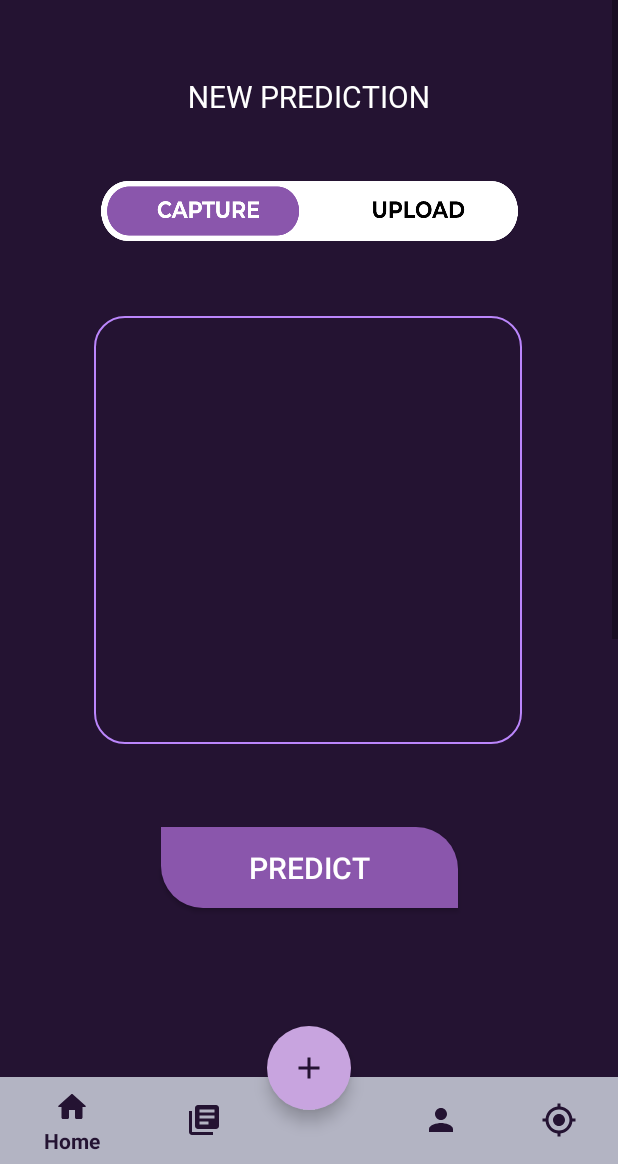
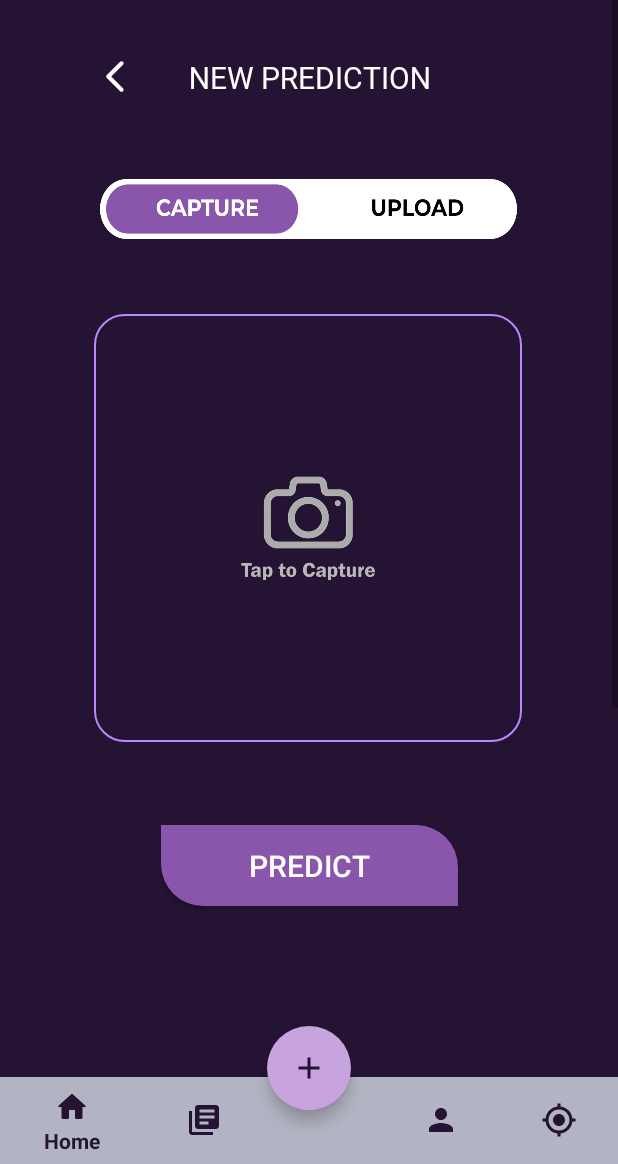
Before and after one commit to HanifAmeen/SE-44-Dermorax, an Android app: the HomePage screen opened directly, with no data from a screen before it, after a tap on "TODO", on a phone screen of 412 x 824 dp, the part 72-1236 px from its top. Run offline under Robolectric (Android 15) with nearby library versions, the phone set to English and light mode, and no system bars; libraries missing offline, so code that uses them is left out: com.theartofdev.edmodo.

Commit message:
Added the user permissions for camera functionality

```diff
--- a/SDGP APP/app/src/main/java/com/example/mobileapp/FragmentNewPrediction.kt
+++ b/SDGP APP/app/src/main/java/com/example/mobileapp/FragmentNewPrediction.kt
@@ -1,8 +1,10 @@
 package com.example.mobileapp
 
+import android.Manifest.permission.CAMERA
 import android.app.Application
 import android.content.Context
 import android.content.Intent
+import android.content.pm.PackageManager
 import android.graphics.Bitmap
 import android.graphics.Camera
 import android.net.Uri
@@ -19,11 +21,12 @@ import androidx.activity.result.ActivityResultLauncher
 import androidx.activity.result.contract.ActivityResultContract
 import androidx.appcompat.app.AppCompatActivity
 import androidx.core.content.ContextCompat
+import androidx.core.view.setPadding
 import androidx.fragment.app.Fragment
 import com.theartofdev.edmodo.cropper.CropImage
 import java.util.jar.Manifest
 
-class FragmentNewPrediction : Fragment() {
+class FragmentNewPrediction : Fragment()  {
 
     private val cropActivityContract = object : ActivityResultContract<Any?, Uri?>(){
         override fun createIntent(context: Context, input: Any?): Intent {
@@ -42,6 +45,9 @@ class FragmentNewPrediction : Fragment() {
     private lateinit var cameraView: FrameLayout
     private lateinit var captureUploadBtn: ToggleButton
     private val cameraRequestId = 1222
+    private lateinit var backBtn: Button
+    private lateinit var predictBtn: Button
+    private var homeFragment = FragmentHome()
 
 
     override fun onCreateView(
@@ -56,6 +62,8 @@ class FragmentNewPrediction : Fragment() {
         captureUploadBtn= view.findViewById(R.id.id_uploadCaptureBtn)
         imageView= view.findViewById(R.id.id_imageView)
         cameraView= view.findViewById(R.id.id_imageView_frame)
+        backBtn= view.findViewById(R.id.id_back_btn)
+        predictBtn= view.findViewById(R.id.id_predict_btn)
 
         cropActivityResultLauncher = registerForActivityResult(cropActivityContract){
             it?.let { uri ->
@@ -65,18 +73,23 @@ class FragmentNewPrediction : Fragment() {
         }
 
         imageView.isClickable=true
+
         imageView.setOnClickListener {
             val cameraInt = Intent(MediaStore.ACTION_IMAGE_CAPTURE)
             startActivityForResult(cameraInt,cameraRequestId)
         }
 
+
+
         captureUploadBtn.setOnCheckedChangeListener{ _, isChecked ->
 
             if (isChecked){
                 imageView.isClickable=false
+                imageView.setImageDrawable(null)
                 cropActivityResultLauncher.launch(null)
             }else{
 
+                imageView.setImageResource(R.drawable.camera_bk2)
                 imageView.isClickable=true
                 imageView.setOnClickListener {
                     val cameraInt = Intent(MediaStore.ACTION_IMAGE_CAPTURE)
@@ -84,6 +97,16 @@ class FragmentNewPrediction : Fragment() {
                 }
 
             }
+        }
+
+        backBtn.setOnClickListener {
+            val transaction = requireFragmentManager().beginTransaction()
+            transaction.replace(R.id.fragment_container,homeFragment)
+            transaction.commit()
+        }
+
+        predictBtn.setOnClickListener {
+
         }
 
 
@@ -99,12 +122,14 @@ class FragmentNewPrediction : Fragment() {
         if (requestCode==cameraRequestId){
             val image:Bitmap=data?.extras?.get("data") as Bitmap
             imageView.setImageBitmap(image)
+
         }
-
 
     }
 
 
 
 
+
+
 }
--- a/SDGP APP/app/src/main/java/com/example/mobileapp/HomePage.kt
+++ b/SDGP APP/app/src/main/java/com/example/mobileapp/HomePage.kt
@@ -1,12 +1,18 @@
 package com.example.mobileapp
 
+import android.content.pm.PackageManager
 import androidx.appcompat.app.AppCompatActivity
 import android.os.Bundle
+import android.widget.FrameLayout
+import android.widget.Toast
+import androidx.core.app.ActivityCompat
+import androidx.core.content.ContextCompat
 import androidx.fragment.app.Fragment
 import com.google.android.material.bottomnavigation.BottomNavigationView
 import com.google.android.material.floatingactionbutton.FloatingActionButton
+import java.util.jar.Manifest
 
-class HomePage : AppCompatActivity() {
+open class HomePage : AppCompatActivity() {
 
     private val fragmentHome = FragmentHome()
     private val fragmentNewPrediction = FragmentNewPrediction()
@@ -14,24 +20,27 @@ class HomePage : AppCompatActivity() {
     private val fragmentNews = FragmentNews()
     private val fragmentMoleMap = FragmentMoleMap()
     private val fragmentChatBot = FragmentChatBot()
-
+    private var cameraAccessPermission = false
 
 
     override fun onCreate(savedInstanceState: Bundle?) {
         super.onCreate(savedInstanceState)
         setContentView(R.layout.home_page)
 
+
         val navBar : BottomNavigationView  = findViewById(R.id.bottom_nav_view)
         val floatAddButton : FloatingActionButton = findViewById(R.id.floating_add_button)
 
+        //initially home fragment is loaded to the fragment container
         replaceFragment(fragmentHome)
 
-
+        //float button for new predictions
+        //mandatory to allow camera permission inorder to launch the new prediction activity
         floatAddButton.setOnClickListener{
-            replaceFragment(fragmentNewPrediction)
+            getCameraPermissionLoadFragment()
         }
 
-
+        //navigation bar listener - replace with specific fragments
         navBar.setOnNavigationItemSelectedListener {
             when(it.itemId){
                 R.id.nav_news_feed -> replaceFragment(fragmentNews)
@@ -46,6 +55,7 @@ class HomePage : AppCompatActivity() {
 
     }
 
+    //fragment to be show is taken as parameter and is replaced in the fragment container
     private fun replaceFragment(fragment: Fragment): Boolean {
         val transaction = supportFragmentManager.beginTransaction()
         transaction.replace(R.id.fragment_container,fragment)
@@ -54,4 +64,36 @@ class HomePage : AppCompatActivity() {
         return true
     }
 
+    //if camera permission is denied it asks for permission again
+    //else permission granted it loads the new prediction activity
+    private fun getCameraPermissionLoadFragment(){
+
+        if (ContextCompat.checkSelfPermission(applicationContext, android.Manifest.permission.CAMERA) == PackageManager.PERMISSION_DENIED){
+            ActivityCompat.requestPermissions(this, arrayOf(android.Manifest.permission.CAMERA),1222)
+
+        } else{
+            replaceFragment(fragmentNewPrediction)
+        }
+
+    }
+
+    //captures the permissions with the request code
+    override fun onRequestPermissionsResult(
+        requestCode: Int,
+        permissions: Array<out String>,
+        grantResults: IntArray
+    ) {
+        super.onRequestPermissionsResult(requestCode, permissions, grantResults)
+
+        //only executes it the request code is equal to camera requestID
+        if (requestCode == 1222) {
+            if (grantResults.isNotEmpty() && grantResults[0] == PackageManager.PERMISSION_GRANTED) {
+                replaceFragment(fragmentNewPrediction)
+            }
+            else {
+                Toast.makeText(applicationContext, "Camera Permission is needed to proceed", Toast.LENGTH_SHORT).show()
+            }
+        }
+    }
+
 }
--- /dev/null
+++ b/SDGP APP/app/src/main/res/drawable/camera_bk_resource.xml
@@ -0,0 +1,6 @@
+<?xml version="1.0" encoding="utf-8"?>
+<drawable xmlns:android="http://schemas.android.com/apk/res/android"
+    class="">
+
+
+</drawable>
--- /dev/null
+++ b/SDGP APP/app/src/main/res/drawable/ic_back.xml
@@ -0,0 +1,11 @@
+<vector xmlns:android="http://schemas.android.com/apk/res/android"
+    android:width="24dp"
+    android:height="24dp"
+    android:viewportWidth="24"
+    android:viewportHeight="24"
+    android:tint="@color/white"
+    android:autoMirrored="true">
+    <path
+        android:fillColor="@android:color/white"
+        android:pathData="M16.62,2.99c-0.49,-0.49 -1.28,-0.49 -1.77,0L6.54,11.3c-0.39,0.39 -0.39,1.02 0,1.41l8.31,8.31c0.49,0.49 1.28,0.49 1.77,0s0.49,-1.28 0,-1.77L9.38,12l7.25,-7.25c0.48,-0.48 0.48,-1.28 -0.01,-1.76z"/>
+</vector>
--- a/SDGP APP/app/src/main/res/layout-land/home_page.xml
+++ b/SDGP APP/app/src/main/res/layout-land/home_page.xml
@@ -85,7 +85,8 @@
             app:layout_constraintEnd_toEndOf="parent"
             app:layout_constraintHorizontal_bias="0.059"
             app:layout_constraintStart_toStartOf="parent"
-            app:layout_constraintTop_toTopOf="parent" />
+            app:layout_constraintTop_toTopOf="parent"
+            tools:ignore="TextContrastCheck" />
 
     </androidx.constraintlayout.widget.ConstraintLayout>
 
--- a/SDGP APP/app/src/main/res/layout/fragment_new_prediction.xml
+++ b/SDGP APP/app/src/main/res/layout/fragment_new_prediction.xml
@@ -20,32 +20,29 @@
 
         <androidx.constraintlayout.widget.ConstraintLayout
             android:layout_width="match_parent"
-            android:layout_height="wrap_content"
+            android:layout_height="300dp"
             android:orientation="vertical">
 
 
             <TextView
                 android:id="@+id/id_title"
-                android:layout_width="200dp"
-                android:layout_height="41dp"
-                android:layout_marginTop="44dp"
+                android:layout_width="232dp"
+                android:layout_height="39dp"
+                android:layout_marginTop="32dp"
                 android:fontFamily="@font/montserrat_bold"
                 android:gravity="center"
                 android:text="@string/new_prediction"
                 android:textColor="@color/white"
                 android:textSize="20sp"
                 app:layout_constraintEnd_toEndOf="parent"
-                app:layout_constraintHorizontal_bias="0.497"
                 app:layout_constraintStart_toStartOf="parent"
                 app:layout_constraintTop_toTopOf="parent" />
-
 
             <FrameLayout
                 android:id="@+id/id_imageView_frame"
                 android:layout_width="285dp"
                 android:layout_height="285dp"
                 android:layout_marginTop="50dp"
-
                 app:layout_constraintEnd_toEndOf="parent"
                 app:layout_constraintHorizontal_bias="0.496"
                 app:layout_constraintStart_toStartOf="parent"
@@ -55,40 +52,44 @@
                     android:id="@+id/id_imageView"
                     android:layout_width="match_parent"
                     android:layout_height="match_parent"
-                    android:padding="6.5dp"
                     android:background="@drawable/image_background"
                     android:contentDescription="@string/todo"
-                    tools:ignore="ImageContrastCheck" />
+                    android:padding="8.5dp"
+                    android:src="@drawable/camera_bk2"
+                    tools:ignore="ImageContrastCheck"
+                     />
 
             </FrameLayout>
 
             <Button
-                android:id="@+id/button"
                 android:layout_width="wrap_content"
                 android:layout_height="wrap_content"
-                android:layout_marginTop="376dp"
-                android:text="Button"
+                android:layout_marginTop="288dp"
+                android:visibility="invisible"
+                android:clickable="false"
                 app:layout_constraintEnd_toEndOf="parent"
                 app:layout_constraintHorizontal_bias="0.498"
                 app:layout_constraintStart_toStartOf="parent"
-                app:layout_constraintTop_toBottomOf="@+id/id_imageView_frame" />
+                app:layout_constraintTop_toBottomOf="@+id/id_imageView_frame"
+                tools:ignore="SpeakableTextPresentCheck" />
 
             <ToggleButton
                 android:id="@+id/id_uploadCaptureBtn"
                 android:layout_width="278dp"
                 android:layout_height="40dp"
-                android:layout_marginTop="35dp"
+                android:layout_marginTop="48dp"
                 android:background="@drawable/toggle_switch_capture_upload"
                 android:text=""
                 android:textOff=""
                 android:textOn=""
                 app:layout_constraintEnd_toEndOf="parent"
+                app:layout_constraintHorizontal_bias="0.496"
                 app:layout_constraintStart_toStartOf="parent"
                 app:layout_constraintTop_toBottomOf="@+id/id_title"
                 tools:ignore="TouchTargetSizeCheck" />
 
             <Button
-                android:id="@+id/button2"
+                android:id="@+id/id_predict_btn"
                 android:layout_width="198dp"
                 android:layout_height="54dp"
                 android:layout_marginTop="55dp"
@@ -100,6 +101,17 @@
                 app:layout_constraintStart_toStartOf="parent"
                 app:layout_constraintTop_toBottomOf="@+id/id_imageView_frame" />
 
+            <Button
+                android:id="@+id/id_back_btn"
+                android:layout_width="26dp"
+                android:layout_height="26dp"
+                android:layout_marginTop="38dp"
+                android:layout_marginEnd="0dp"
+                android:background="@drawable/ic_back"
+                app:layout_constraintEnd_toStartOf="@+id/id_title"
+                app:layout_constraintTop_toTopOf="parent"
+                tools:ignore="TouchTargetSizeCheck,SpeakableTextPresentCheck" />
+
         </androidx.constraintlayout.widget.ConstraintLayout>
     </ScrollView>
 
```
Also changed, not shown: SDGP APP/app/src/main/res/drawable-v24/camera_bk.png (added), SDGP APP/app/src/main/res/drawable-v24/camera_bk2.png (added).
